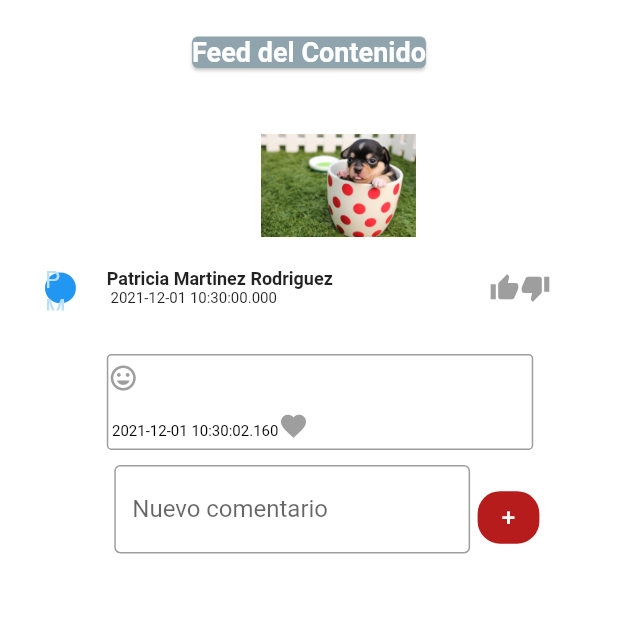
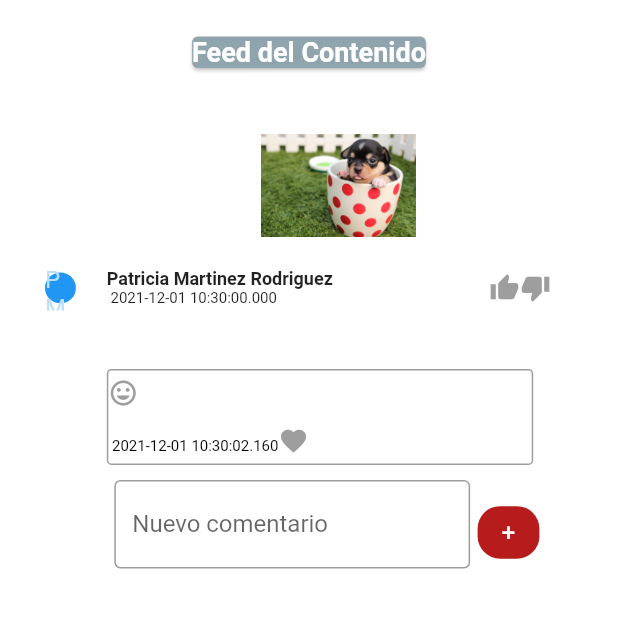
Before and after one commit to Fredygutierrez999/Animio, a Flutter app: the FeedPage screen opened directly with empty values, after a tap on an icon or button, on a phone screen of 412 x 824 dp, the part 193-821 px from its top. Run offline on Flutter 3.47's test engine with Material 2 defaults, Android fonts, the phone set to English and light mode, and no system bars; our stand-ins replace font_awesome_flutter.

Commit message:
Ajuste de estados

```diff
--- a/AppMovil/lib/Feed_page.dart
+++ b/AppMovil/lib/Feed_page.dart
@@ -34,6 +34,7 @@ class _FeedPageState extends State<FeedPage> {
   cargaComentario() {
     List<Widget> list = [];
     for (var i = 0; i < itemPublicacion.comentarios.length; i++) {
+      list.add(new SizedBox(height: 10,));
       list.add(new TextButton(
           onPressed: () {
             itemPublicacion.comentarios.elementAt(i).meGusta =
```
